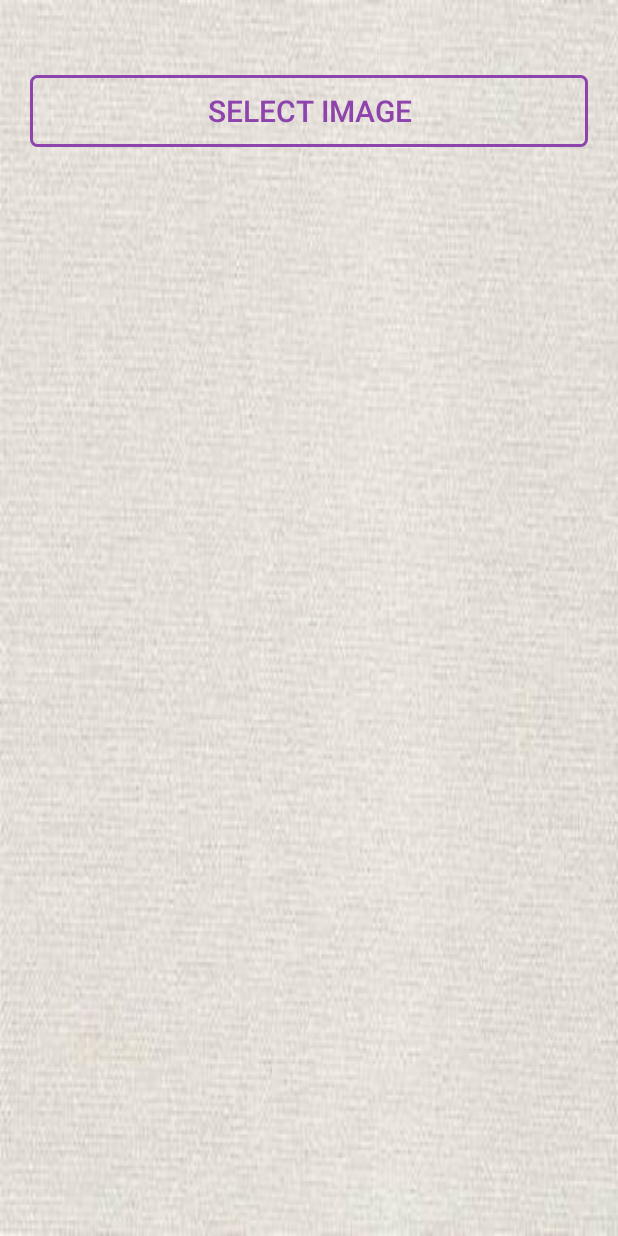
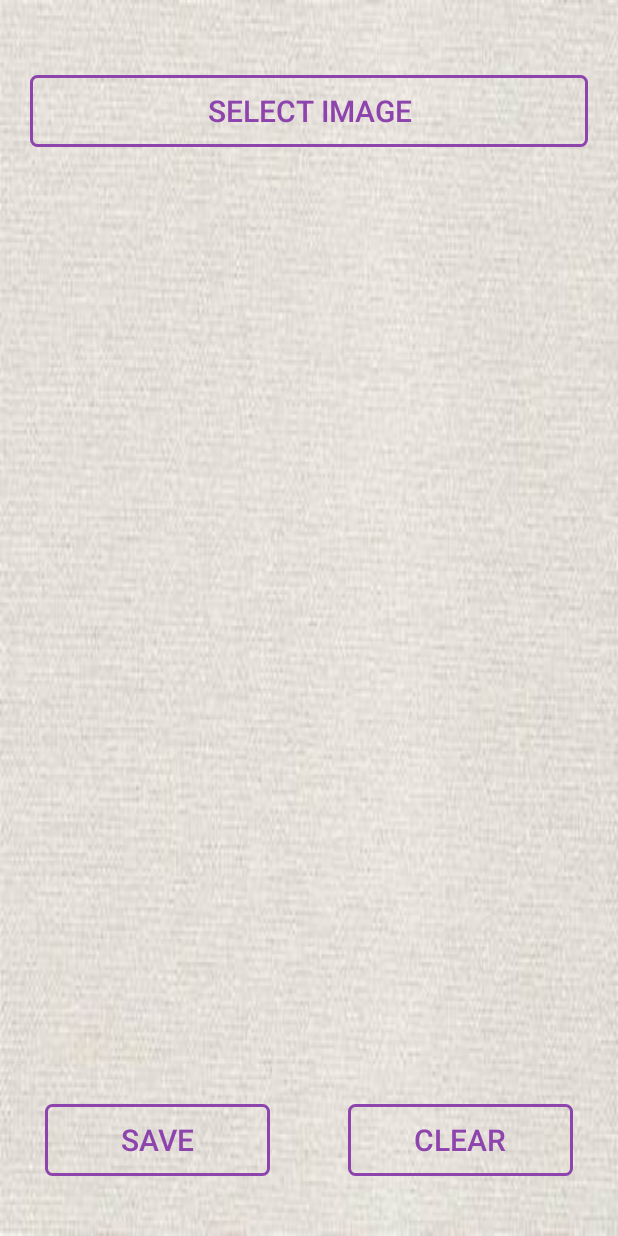
Before and after one commit to Ejeus/SmartCashManager, an Android app: the Add_Image screen opened directly, with no data from a screen before it, on a phone screen of 412 x 824 dp. Run offline under Robolectric (Android 15) with nearby library versions, the light colour scheme and no system bars.

Commit message:
Some changes in addimage page and edited addincome page

```diff
--- a/app/src/main/res/layout/add_image.xml
+++ b/app/src/main/res/layout/add_image.xml
@@ -27,16 +27,45 @@
                 android:layout_weight="1"
                 android:layout_height="wrap_content"
                 android:id="@+id/btnSelectPhoto" />
+
+
         </TableRow>
     </TableLayout>
     <ImageView
         android:id="@+id/ivImage"
-        android:layout_width="330dp"
-        android:layout_height="300dp"
+        android:layout_width="300dp"
+        android:layout_height="250dp"
+        android:layout_gravity="center"
+        android:layout_centerVertical="true"
+        android:layout_marginLeft="40dp"
+        />
 
+    <Button
+        android:textSize="20dp"
+        android:textColor="@color/darkviolet"
+        android:background="@drawable/edittext_back"
+        android:layout_marginRight="10dp"
+        android:text="Save"
+        android:layout_weight="1"
+        android:layout_width="150dp"
+        android:layout_marginLeft="30dp"
+        android:layout_marginBottom="40dp"
+        android:layout_height="wrap_content"
+        android:id="@+id/imagesave"
+        android:layout_alignParentBottom="true"/>
 
-        android:layout_gravity="center"
-        android:layout_marginBottom="25dp"
-        android:layout_alignBottom="@+id/tableLayout2"
-        android:layout_centerHorizontal="true" />
+    <Button
+        android:textSize="20dp"
+        android:textColor="@color/darkviolet"
+        android:background="@drawable/edittext_back"
+        android:text="Clear"
+        android:layout_weight="1"
+        android:layout_width="150dp"
+        android:layout_marginBottom="40dp"
+        android:layout_height="wrap_content"
+        android:id="@+id/imageclear"
+        android:layout_alignParentRight="true"
+        android:layout_marginRight="30dp"
+        android:layout_alignParentBottom="true"/>
+
 </RelativeLayout>
--- a/app/src/main/res/layout/add_income.xml
+++ b/app/src/main/res/layout/add_income.xml
@@ -171,13 +171,13 @@
                     android:padding="5dp"
                     android:textAppearance="?android:attr/textAppearanceMedium" />
 
-                <TextView
-                    android:id="@+id/eamt_h"
-                    android:textColor="@color/lightviolet"
-                    android:layout_marginLeft="5dp"
-                    android:text="Amount"
-                    android:layout_width="match_parent"
-                    android:layout_height="wrap_content" />
+                <!--<TextView-->
+                    <!--android:id="@+id/eamt_h"-->
+                    <!--android:textColor="@color/lightviolet"-->
+                    <!--android:layout_marginLeft="5dp"-->
+                    <!--android:text="Amount"-->
+                    <!--android:layout_width="match_parent"-->
+                    <!--android:layout_height="wrap_content" />-->
                 <!--<Button-->
                     <!--android:textSize="20dp"-->
                     <!--android:textColor="@color/darkviolet"-->
@@ -198,7 +198,10 @@
                     android:id="@+id/incomePhoto"
                     android:layout_width="181dp"
                     android:layout_height="wrap_content"
-                    android:text="Select Photo" />
+                    android:text="Select Photo"
+                    android:textColor="@color/darkviolet"
+                    android:background="@drawable/edittext_back"
+                    android:layout_marginTop="10dp"/>
             </LinearLayout>
             <LinearLayout
                 android:layout_width="0dp"
```
